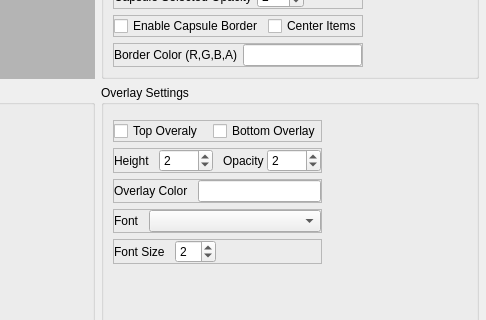
The window that atlas/ui/dialog/SettingsDialog.ui (KJNeko/Atlas) describes before a commit, drawn with Qt 5; both pictures show x 683 to 1169 and y 285 to 605 of the 1169 by 730 pixel window.
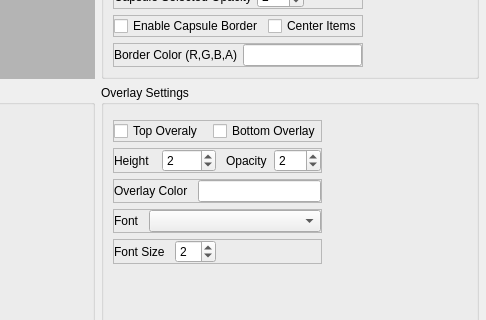
The same window after the commit. Icons and pictures are not drawn.

Commit message: set max for opacity spinbox

What changed in the file:
```diff
--- a/atlas/ui/dialog/SettingsDialog.ui
+++ b/atlas/ui/dialog/SettingsDialog.ui
@@ -1406,7 +1406,7 @@
                 </sizepolicy>
                </property>
                <property name="maximum">
-                <number>5000</number>
+                <number>255</number>
                </property>
                <property name="value">
                 <number>2</number>
```
